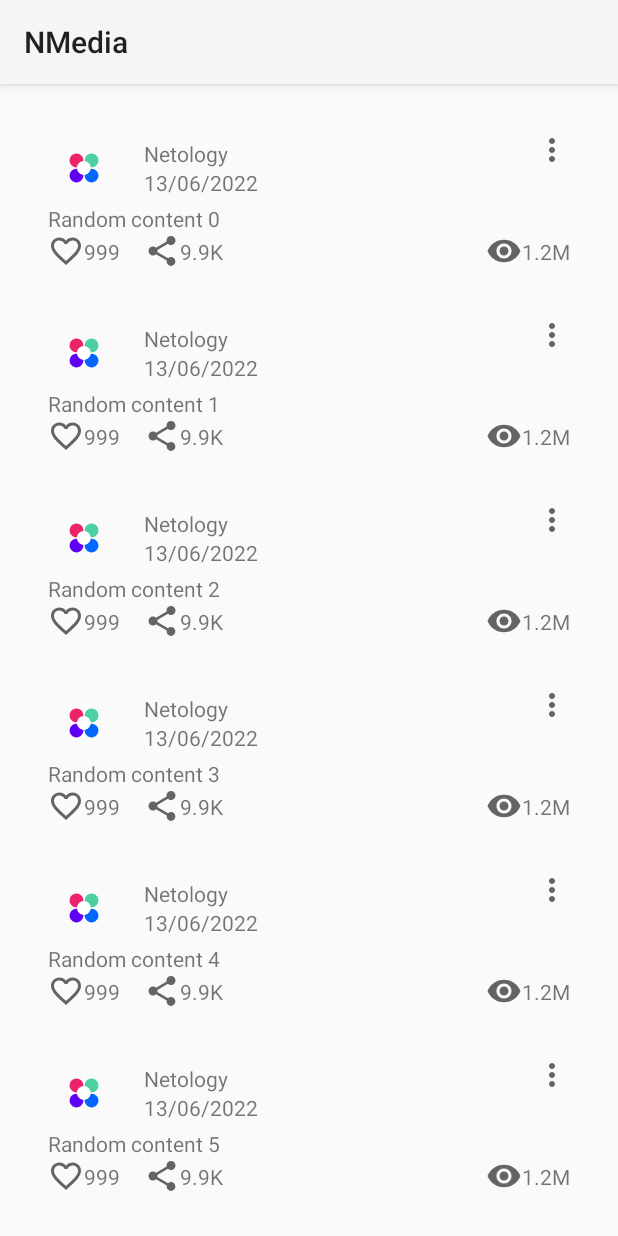
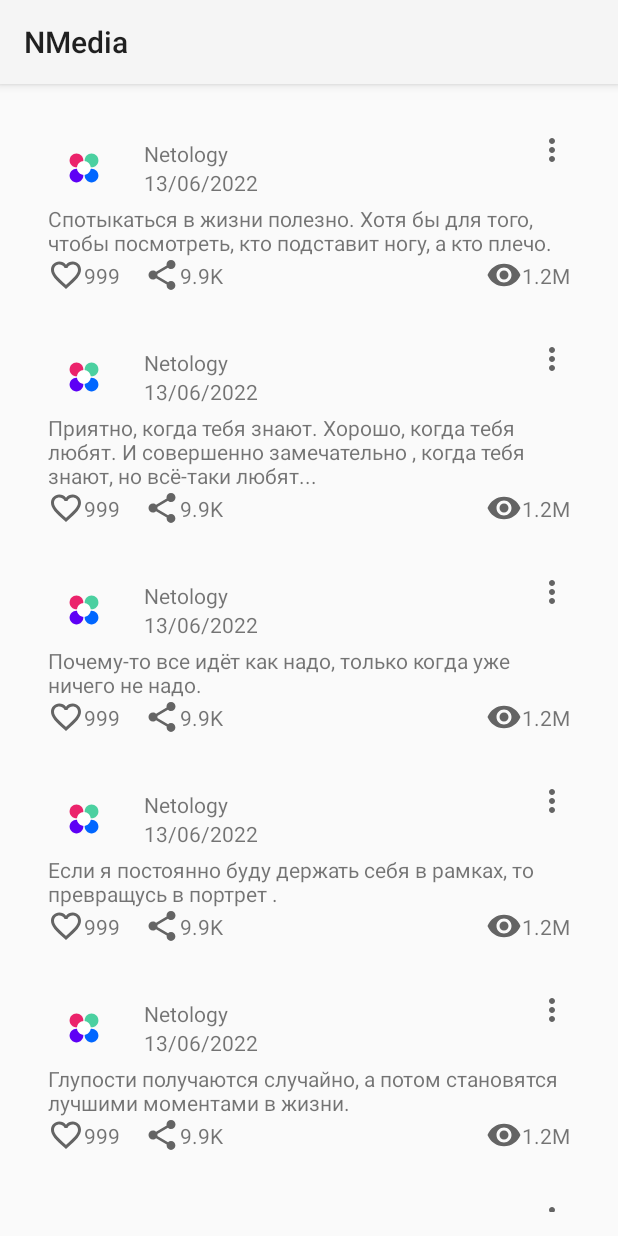
Before and after one commit to BorsukVV/diplom, an Android app: the PostListItemActivity screen opened directly, with no data from a screen before it, on a phone screen of 412 x 824 dp. Run offline under Robolectric (Android 15) with nearby library versions, the phone set to English and light mode, and no system bars.

Commit message:
Add random content, fix likes icons update on screen

```diff
--- a/app/src/main/java/ru/netology/nmedia/Post.kt
+++ b/app/src/main/java/ru/netology/nmedia/Post.kt
@@ -116,12 +116,12 @@ data class Post (
 //    val donut: Donut
 )
 {
-    override fun equals(other: Any?): Boolean {
-        if (other == null || other !is Post)
-            return false
-        //return id == other.id && ownerId == other.ownerId
-        return id == other.id && date == other.date
-    }
+//    override fun equals(other: Any?): Boolean {
+//        if (other == null || other !is Post)
+//            return false
+//        //return id == other.id && ownerId == other.ownerId
+//        return id == other.id && date == other.date
+//    }
 
 }
 
--- a/app/src/main/java/ru/netology/nmedia/PostListItemActivity.kt
+++ b/app/src/main/java/ru/netology/nmedia/PostListItemActivity.kt
@@ -15,20 +15,9 @@ open class PostListItemActivity : AppCompatActivity() {
         val binding = PostListItemBinding.inflate(layoutInflater)
         setContentView(binding.root)
 
-        val templateNoSuf = resources.getString(R.string.formatted_like_rep_view_count_without_suffix)
-        val templateOneDigSuf = resources.getString(R.string.formatted_like_rep_view_thousands_one_dig_suf)
-        val templateTwoDigSuf = resources.getString(R.string.formatted_like_rep_view_count_two_dig_suf)
-        val suffixThousands = resources.getString(R.string.suffix_thousands)
-        val suffixMillions = resources.getString(R.string.suffix_millions)
-
         val adapter = PostsAdapter(
             viewModel::onLikeClicked,
-            viewModel::onShareClicked,
-            templateNoSuf,
-            templateOneDigSuf,
-            templateTwoDigSuf,
-            suffixThousands,
-            suffixMillions
+            viewModel::onShareClicked
         )
 
         binding.PostsRecyclerView.adapter = adapter
--- /dev/null
+++ b/app/src/main/java/ru/netology/nmedia/data/impl/Data.kt
@@ -0,0 +1,47 @@
+package ru.netology.nmedia.data.impl
+
+class Data {
+    private val myData = listOf(
+        "Поскольку Кока-Кола уходит с российского рынка было принято решение об импортозамещении этого напитка. Было предложено несколько образцов. В слепом тесте с заметным отрывом победил коньяк.",
+        "Созвездие Большой Медведицы переименовал в Большой Ковш тот,кто видел настоящую медведицу!",
+        "Иногда для мира, смелости и храбрости надо больше, чем для войны.",
+        "Если человеку создать тепличные условия, из него может вырасти овощ.",
+        "В конце концов, все будет хорошо. Если вам сейчас не хорошо, значит, это еще не конец.",
+        "Почему-то все идёт как надо, только когда уже ничего не надо.",
+        "Ничто так не снижает шансы на приличного сотрудника, как поиск идеального.",
+        "Когда-то я пытался познать мир. Потом его изменить. Потом изменить своё отношение к миру. А сейчас я уверен, что если помыть в доме окна, пользы будет больше.",
+        "Красота спасёт мир, а пофигизм - нервы.",
+        "Не стоит возвращаться к прошлому, оно всё равно никогда не будет таким, каким ты его помнишь.",
+        "Глупо стараться затронуть струны чужой души, если там барабан...",
+        "Глупости получаются случайно, а потом становятся лучшими моментами в жизни.",
+        "Иногда Бог разрушает твои планы, потому что знает, что эти планы разрушат тебя.",
+        "Не столь важно, наполовину полон или наполовину пуст стакан, гораздо важнее, сколько осталось в бутылке!",
+        "Самое правильное питание - это кушать в гостях.",
+        "У настоящего джентльмена должен быть неиссякаемый запас комплиментов для леди, на случай, если иссякнут деньги.",
+        "Не спрашивай, что страна может сделать для тебя. Лучше спроси, что ты можешь сделать для себя.",
+        "Жизнь - она как рояль... Для кого-то - спирт, а для кого-то - музыка!",
+        "Отношения они как корабль. Если не выдерживают маленькую бурю, то нет смысла плыть в открытое море.",
+        "Спотыкаться в жизни полезно. Хотя бы для того, чтобы посмотреть, кто подставит ногу, а кто плечо.",
+        "Если я постоянно буду держать себя в рамках, то превращусь в портрет .",
+        "Проверенный рецепт молодости и хорошего настроения: радуйтесь каждой мелочи и не переживайте из-за каждой сволочи.",
+        "Демократия - это значит , что три лисы и один заяц решают, что у них будет на ужин.",
+        "Нет проблем с деньгами, есть проблемы со временем. Нет проблем со временем, есть проблемы с деньгами. Нет проблем ни с деньгами ни с временем, есть проблемы с законом.",
+        "Самое приятное - это когда хорошего не ждёшь , а оно берёт и случается.",
+        "В жизни - как в школе... Самое интересное - перемены!",
+        "Приятно, когда тебя знают. Хорошо, когда тебя любят. И совершенно замечательно , когда тебя знают, но всё-таки любят...",
+        "Человек становится взрослым когда понимает, что лучшая мягкая игрушка - это диван.",
+        "Если на вопрос о состоянии дел отвечают - \"в процессе\", то это значит, что процесс еще даже не начинался.",
+        "У каждого святого - есть прошлое.\n" +
+                "\n" +
+                "У каждого грешника - есть будущее.",
+        "Мудрость - это ум, соединённый с добротой. Ум без доброты - хитрость...",
+        "Пока не научитесь управлять вёслами, бесполезно менять лодку.",
+        "Парадокс: как только тебя оставляют в дураках - сразу резко умнеешь."
+    )
+
+    fun getRandomContent(): String {
+        val listSize = myData.size
+        val randomIndex = (0 until listSize).random()
+        return myData[randomIndex]
+    }
+}
--- a/app/src/main/java/ru/netology/nmedia/data/impl/InMemoryPostRepository.kt
+++ b/app/src/main/java/ru/netology/nmedia/data/impl/InMemoryPostRepository.kt
@@ -5,13 +5,14 @@ import ru.netology.nmedia.Post
 import ru.netology.nmedia.data.PostRepository
 
 class InMemoryPostRepository : PostRepository {
+    private val someData = Data()
     override val data = MutableLiveData(
-        List(10) { index ->
+        List(1000) { index ->
             Post(
                 id = index + 1L,
                 authorName = "Netology",
                 date = "13/06/2022",
-                text = "Random content $index",
+                text = someData.getRandomContent(),
                 isLiked = false,
                 likesCount = 999,
                 isReposted = false,
--- a/app/src/main/java/ru/netology/nmedia/data/impl/PostsAdapter.kt
+++ b/app/src/main/java/ru/netology/nmedia/data/impl/PostsAdapter.kt
@@ -15,12 +15,7 @@ typealias OnShareListener = (post: Post) -> Unit
 
 internal class PostsAdapter(
     private val onLikeClicked: OnLikeListener,
-    private val onShareClicked: OnShareListener,
-    val templateNoSuf: String,
-    val templateOneDigSuf: String,
-    val templateTwoDigSuf: String,
-    val suffixThousands: String,
-    val suffixMillions: String
+    private val onShareClicked: OnShareListener
 
 ) : ListAdapter<Post, PostsAdapter.ViewHolder>(DiffCallBack) {
 
@@ -60,6 +55,14 @@ internal class PostsAdapter(
         }
 
         private fun countFormatter(count: Int): String {
+
+            val templateNoSuf =
+                binding.root.context.resources.getString(R.string.formatted_like_rep_view_count_without_suffix)
+            val suffixThousands =
+                binding.root.context.resources.getString(R.string.suffix_thousands)
+            val suffixMillions =
+                binding.root.context.resources.getString(R.string.suffix_millions)
+
             when (count) {
                 in (0 until 1000) -> {
                     return String.format(templateNoSuf, count)
@@ -72,7 +75,8 @@ internal class PostsAdapter(
                 }
                 in (10_000 until 1_000_000) -> {
                     val thousands = count / 1000
-                    return String.format(templateOneDigSuf, thousands, suffixThousands)
+                    val hundreds = count % 1000
+                    return stringOfTwoDigits(thousands, hundreds, suffixThousands)
                 }
                 else -> {
                     val tensOfThousands = count / 100_000
@@ -85,6 +89,12 @@ internal class PostsAdapter(
         }
 
         private fun stringOfTwoDigits(firstDigit: Int, secondDigit: Int, suffix: String): String {
+
+            val templateTwoDigSuf =
+                binding.root.context.resources.getString(R.string.formatted_like_rep_view_count_two_dig_suf)
+            val templateOneDigSuf =
+                binding.root.context.resources.getString(R.string.formatted_like_rep_view_thousands_one_dig_suf)
+
             return if (secondDigit != 0) {
                 String.format(templateTwoDigSuf, firstDigit, secondDigit, suffix)
             } else {
@@ -112,6 +122,4 @@ internal class PostsAdapter(
             oldItem == newItem
     }
 
-    //override fun getItemCount() =
-
 }
```
